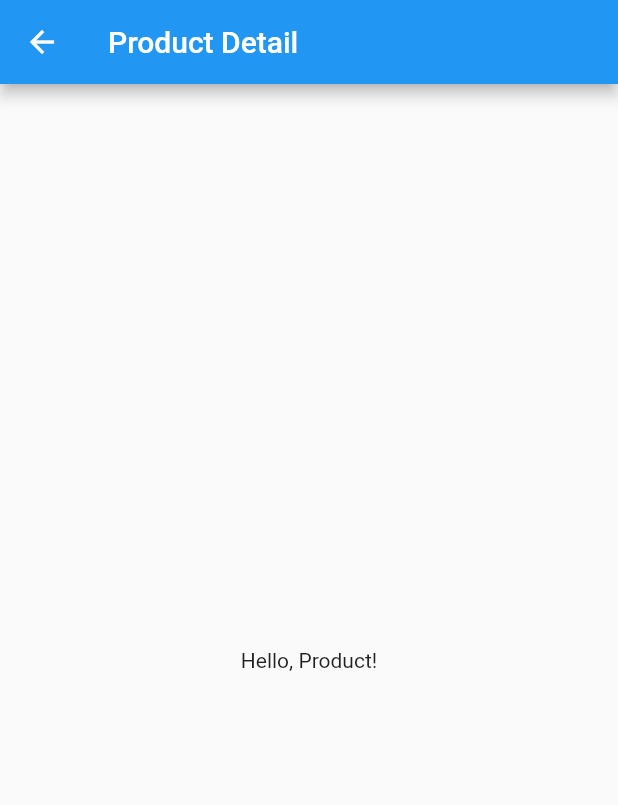
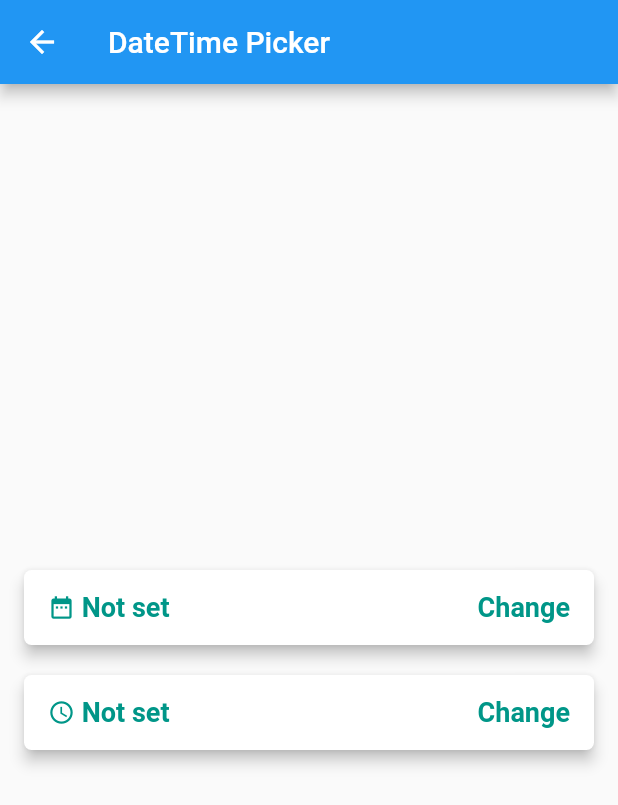
Before and after one commit to itpar/sewaaja-beta-v6, a Flutter app: the ProductDetailPage screen opened directly, on a phone screen of 412 x 824 dp. Shown: the top 805 px of the screen. Run offline on Flutter 3.47's test engine with Material 2 defaults, Android fonts, the phone set to English and light mode, and no system bars; our stand-ins replace flutter_datetime_picker, google_fonts, smooth_star_rating.

Commit message:
penambahan fitur calendar

```diff
--- a/lib/home.dart
+++ b/lib/home.dart
@@ -1,10 +1,6 @@
 import 'package:flutter/cupertino.dart';
 import 'package:flutter/material.dart';
-
 import 'package:google_fonts/google_fonts.dart';
-import 'package:flutter_loginn/main.dart';
-
-import 'package:flutter/material.dart';
 import 'package:flutter_loginn/presentation/tabs/pages/tabs_page.dart';
 
 
--- a/lib/presentation/home/pages/ProductPage.dart
+++ b/lib/presentation/home/pages/ProductPage.dart
@@ -3,7 +3,6 @@ import 'package:flutter_loginn/presentation/home/pages/shared/styles.dart';
 import 'package:flutter_loginn/presentation/home/pages/shared/colors.dart';
 import 'package:flutter_loginn/presentation/home/pages/shared/fryo_icons.dart';
 import 'package:flutter_loginn/presentation/home/pages/shared/Product.dart';
-import 'package:flutter_loginn/presentation/home/pages/shared/colors.dart';
 import 'package:flutter_loginn/presentation/home/pages/shared/partials.dart';
 import 'package:flutter_loginn/presentation/home/pages/shared/buttons.dart';
 import 'package:smooth_star_rating/smooth_star_rating.dart';
--- a/lib/presentation/product_detail/pages/product_detail_page.dart
+++ b/lib/presentation/product_detail/pages/product_detail_page.dart
@@ -1,19 +1,157 @@
 /// lib/presentation/product_detail/pages/product_detail_page.dart
 import 'package:flutter/material.dart';
+import 'package:flutter_datetime_picker/flutter_datetime_picker.dart';
 
-class ProductDetailPage extends StatelessWidget {
+class ProductDetailPage extends StatefulWidget {
   static Route<dynamic> route() => MaterialPageRoute(
-        builder: (context) => ProductDetailPage(),
-      );
+    builder: (context) => ProductDetailPage(),
+  );
+  @override
+  _ProductDetailPageState createState() => _ProductDetailPageState();
+}
+
+class _ProductDetailPageState extends State<ProductDetailPage> {
+
+  String _date = "Not set";
+  String _time = "Not set";
+
+  @override
+  void initState() {
+    super.initState();
+  }
 
   @override
   Widget build(BuildContext context) {
     return Scaffold(
       appBar: AppBar(
-        title: Text("Product Detail"),
+        title: Text('DateTime Picker'),
       ),
-      body: Center(
-        child: Text("Hello, Product!"),
+      body: Padding(
+        padding: const EdgeInsets.all(16.0),
+        child: Container(
+          child: Column(
+            mainAxisSize: MainAxisSize.max,
+            mainAxisAlignment: MainAxisAlignment.center,
+            children: <Widget>[
+              RaisedButton(
+                shape: RoundedRectangleBorder(
+                    borderRadius: BorderRadius.circular(5.0)),
+                elevation: 4.0,
+                onPressed: () {
+                  DatePicker.showDatePicker(context,
+                      theme: DatePickerTheme(
+                        containerHeight: 210.0,
+                      ),
+                      showTitleActions: true,
+                      minTime: DateTime(2000, 1, 1),
+                      maxTime: DateTime(2022, 12, 31), onConfirm: (date) {
+                        print('confirm $date');
+                        _date = '${date.year} - ${date.month} - ${date.day}';
+                        setState(() {});
+                      }, currentTime: DateTime.now(), locale: LocaleType.en);
+                },
+                child: Container(
+                  alignment: Alignment.center,
+                  height: 50.0,
+                  child: Row(
+                    mainAxisAlignment: MainAxisAlignment.spaceBetween,
+                    children: <Widget>[
+                      Row(
+                        children: <Widget>[
+                          Container(
+                            child: Row(
+                              children: <Widget>[
+                                Icon(
+                                  Icons.date_range,
+                                  size: 18.0,
+                                  color: Colors.teal,
+                                ),
+                                Text(
+                                  " $_date",
+                                  style: TextStyle(
+                                      color: Colors.teal,
+                                      fontWeight: FontWeight.bold,
+                                      fontSize: 18.0),
+                                ),
+                              ],
+                            ),
+                          )
+                        ],
+                      ),
+                      Text(
+                        "  Change",
+                        style: TextStyle(
+                            color: Colors.teal,
+                            fontWeight: FontWeight.bold,
+                            fontSize: 18.0),
+                      ),
+                    ],
+                  ),
+                ),
+                color: Colors.white,
+              ),
+              SizedBox(
+                height: 20.0,
+              ),
+              RaisedButton(
+                shape: RoundedRectangleBorder(
+                    borderRadius: BorderRadius.circular(5.0)),
+                elevation: 4.0,
+                onPressed: () {
+                  DatePicker.showTimePicker(context,
+                      theme: DatePickerTheme(
+                        containerHeight: 210.0,
+                      ),
+                      showTitleActions: true, onConfirm: (time) {
+                        print('confirm $time');
+                        _time = '${time.hour} : ${time.minute} : ${time.second}';
+                        setState(() {});
+                      }, currentTime: DateTime.now(), locale: LocaleType.en);
+                  setState(() {});
+                },
+                child: Container(
+                  alignment: Alignment.center,
+                  height: 50.0,
+                  child: Row(
+                    mainAxisAlignment: MainAxisAlignment.spaceBetween,
+                    children: <Widget>[
+                      Row(
+                        children: <Widget>[
+                          Container(
+                            child: Row(
+                              children: <Widget>[
+                                Icon(
+                                  Icons.access_time,
+                                  size: 18.0,
+                                  color: Colors.teal,
+                                ),
+                                Text(
+                                  " $_time",
+                                  style: TextStyle(
+                                      color: Colors.teal,
+                                      fontWeight: FontWeight.bold,
+                                      fontSize: 18.0),
+                                ),
+                              ],
+                            ),
+                          )
+                        ],
+                      ),
+                      Text(
+                        "  Change",
+                        style: TextStyle(
+                            color: Colors.teal,
+                            fontWeight: FontWeight.bold,
+                            fontSize: 18.0),
+                      ),
+                    ],
+                  ),
+                ),
+                color: Colors.white,
+              )
+            ],
+          ),
+        ),
       ),
     );
   }
--- a/pubspec.yaml
+++ b/pubspec.yaml
@@ -34,11 +34,13 @@ dependencies:
   google_fonts: ^1.1.0
   page_transition: '^1.0.9'
   smooth_star_rating: '1.0.2'
+  flutter_datetime_picker: any
 
 
 dev_dependencies:
   flutter_test:
     sdk: flutter
+
 
 # For information on the generic Dart part of this file, see the
 # following page: https://dart.dev/tools/pub/pubspec
```
Also changed, not shown: lib/presentation/search/pages/profile_model.dart (added, +58 -0 lines), pubspec.lock.
